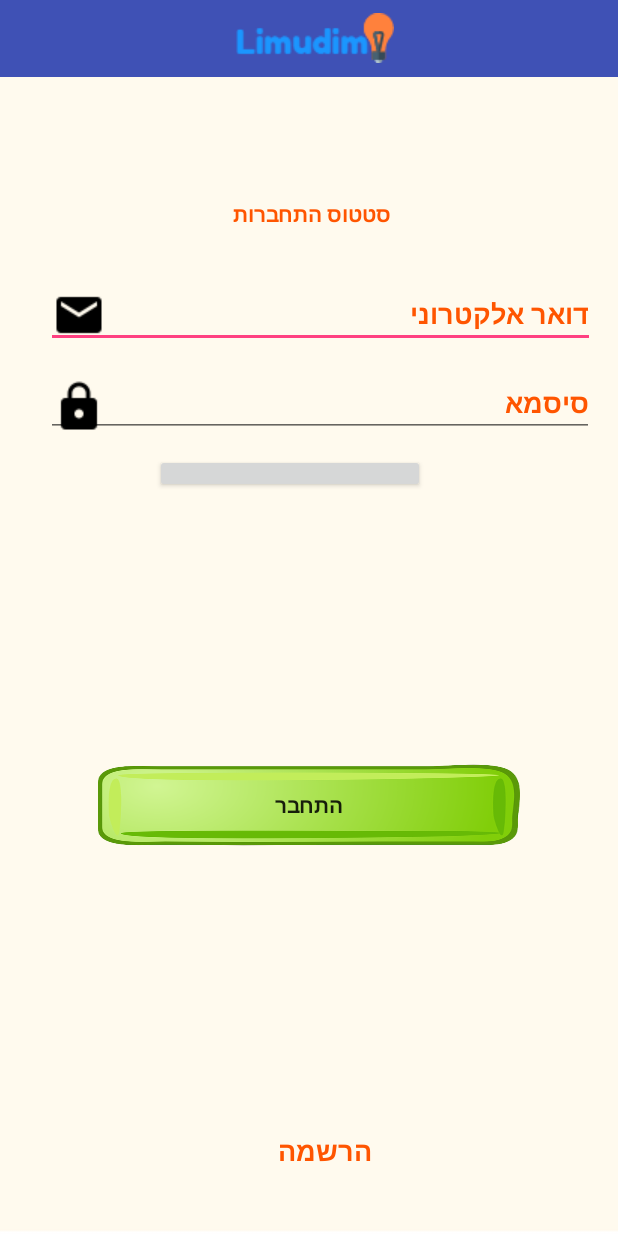
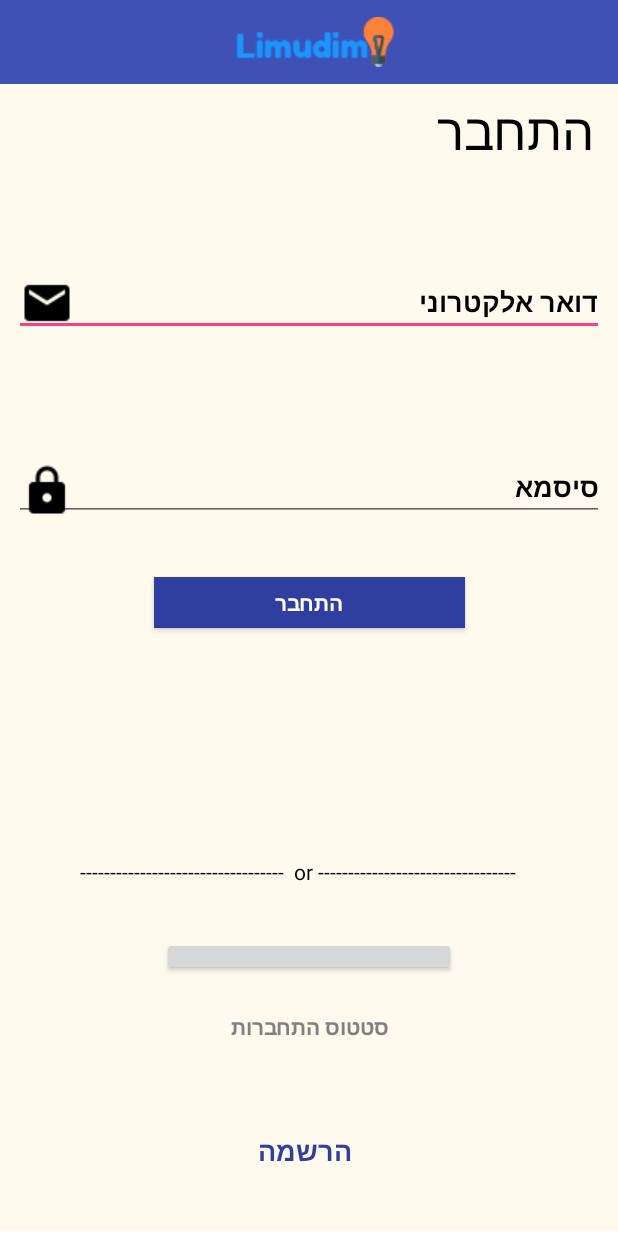
Before and after one commit to kadibibas/Limodim, an Android app: the Login screen opened directly, with no data from a screen before it, on a phone screen of 412 x 824 dp. Run offline under Robolectric (Android 15) with nearby library versions, the phone set to English and light mode, and no system bars; libraries missing offline, so code that uses them is left out: com.facebook, com.facebook.login; plain views replace LoginButton; 4 statements that could not run were skipped.

Commit message:
עיצוב

```diff
--- a/app/src/main/res/layout/activity_login.xml
+++ b/app/src/main/res/layout/activity_login.xml
@@ -6,17 +6,19 @@
     android:layout_height="match_parent"
     android:background="@drawable/logo4"
     tools:context="com.example.kadibibas.limodim.Login"
-    tools:layout_editor_absoluteY="81dp"
+    tools:layout_editor_absoluteY="25dp"
     tools:layout_editor_absoluteX="0dp">
 
     <android.support.v7.widget.Toolbar
         android:id="@+id/toolbar"
         android:layout_width="420dp"
-        android:layout_height="51dp"
+        android:layout_height="56dp"
         android:background="?attr/colorPrimary"
         app:popupTheme="@style/AppTheme.PopupOverlay"
-        tools:layout_editor_absoluteY="0dp"
-        tools:layout_editor_absoluteX="-1dp">
+        tools:layout_constraintTop_creator="1"
+        tools:layout_constraintLeft_creator="1"
+        app:layout_constraintLeft_toLeftOf="parent"
+        app:layout_constraintTop_toTopOf="parent">
 
         <ImageView
             android:layout_width="wrap_content"
@@ -29,61 +31,67 @@
 
     <EditText
         android:id="@+id/etEmail"
-        android:layout_width="366dp"
+        android:layout_width="0dp"
         android:layout_height="44dp"
         android:ems="10"
         android:hint="דואר אלקטרוני"
         android:drawableLeft="@drawable/ic_email_black_24dp"
-        android:textColorHint="#ff5500"
+        android:textColorHint="#000000"
         android:textStyle="bold"
         android:inputType="textEmailAddress"
+        tools:layout_constraintTop_creator="1"
+        tools:layout_constraintRight_creator="1"
         tools:layout_constraintBottom_creator="1"
+        android:layout_marginStart="9dp"
+        app:layout_constraintBottom_toBottomOf="@+id/etpassword"
+        android:layout_marginEnd="9dp"
+        app:layout_constraintRight_toRightOf="parent"
+        android:layout_marginTop="60dp"
+        app:layout_constraintTop_toBottomOf="@+id/toolbar"
         tools:layout_constraintLeft_creator="1"
-        app:layout_constraintLeft_toLeftOf="@+id/etpassword"
-        app:layout_constraintBottom_toTopOf="@+id/etpassword"
-        android:layout_marginBottom="19dp" />
+        android:layout_marginBottom="59dp"
+        app:layout_constraintLeft_toLeftOf="parent" />
 
     <EditText
         android:id="@+id/etpassword"
-        android:layout_width="365dp"
+        android:layout_width="0dp"
         android:layout_height="40dp"
         android:ems="10"
         android:hint="סיסמא"
         android:drawableLeft="@drawable/ic_lock_black_24dp"
         android:textStyle="bold"
-        android:textColorHint="#ff5500"
+        android:textColorHint="#000000"
         android:gravity="right"
         android:inputType="textPassword"
+        android:layout_marginEnd="9dp"
         tools:layout_constraintTop_creator="1"
         tools:layout_constraintRight_creator="1"
-        android:layout_marginEnd="16dp"
+        tools:layout_constraintBottom_creator="1"
+        android:layout_marginStart="9dp"
+        app:layout_constraintBottom_toBottomOf="@+id/textView8"
         app:layout_constraintRight_toRightOf="parent"
-        android:layout_marginTop="251dp"
-        app:layout_constraintTop_toTopOf="parent"
-        android:layout_marginRight="16dp" />
+        android:layout_marginTop="123dp"
+        app:layout_constraintTop_toBottomOf="@+id/toolbar"
+        tools:layout_constraintLeft_creator="1"
+        android:layout_marginBottom="123dp"
+        app:layout_constraintLeft_toLeftOf="parent" />
 
     <Button
         android:id="@+id/bLogin"
-        android:layout_width="0dp"
-        android:layout_height="80dp"
+        android:layout_width="207dp"
+        android:layout_height="34dp"
         android:text="התחבר"
         android:textStyle="bold"
-        android:layout_marginStart="65dp"
-        android:layout_marginEnd="65dp"
-        android:background="@drawable/bttt"
+        android:textColor="#ffff"
+        android:background="@color/colorPrimaryDark"
         tools:layout_constraintTop_creator="1"
         tools:layout_constraintRight_creator="1"
         app:layout_constraintRight_toRightOf="parent"
         tools:layout_constraintLeft_creator="1"
         app:layout_constraintLeft_toLeftOf="parent"
-        android:layout_marginLeft="65dp"
-        android:layout_marginRight="65dp"
-        app:layout_constraintHorizontal_bias="0.0"
-        tools:layout_constraintBottom_creator="1"
-        app:layout_constraintBottom_toBottomOf="parent"
-        android:layout_marginTop="89dp"
-        android:layout_marginBottom="91dp"
-        app:layout_constraintTop_toTopOf="@+id/etpassword" />
+        app:layout_constraintHorizontal_bias="0.502"
+        android:layout_marginTop="37dp"
+        app:layout_constraintTop_toBottomOf="@+id/etpassword" />
 
 
 
@@ -93,49 +101,82 @@
         android:layout_height="40dp"
         android:text="הרשמה"
         android:textStyle="bold"
-        android:textColor="#ff5500"
+        android:textColor="@color/colorPrimaryDark"
         android:textAppearance="@style/TextAppearance.AppCompat.Medium"
         android:visibility="visible"
+        android:layout_marginEnd="75dp"
+        android:layout_marginStart="75dp"
         tools:layout_constraintRight_creator="1"
-        android:layout_marginEnd="86dp"
         tools:layout_constraintBottom_creator="1"
-        android:layout_marginStart="85dp"
         app:layout_constraintBottom_toBottomOf="parent"
         app:layout_constraintRight_toRightOf="@+id/bLogin"
         tools:layout_constraintLeft_creator="1"
         android:layout_marginBottom="29dp"
-        app:layout_constraintLeft_toLeftOf="parent"
-        android:layout_marginLeft="85dp"
-        android:layout_marginRight="86dp" />
+        app:layout_constraintLeft_toLeftOf="@+id/etpassword" />
 
     <TextView
         android:id="@+id/tvStatus"
         android:layout_width="wrap_content"
         android:layout_height="wrap_content"
-        android:textColor="#ff5500"
+        android:textColor="#808080"
         android:textStyle="bold"
         android:text="סטטוס התחברות"
 
-        tools:layout_constraintBottom_creator="1"
-        app:layout_constraintBottom_toTopOf="@+id/etEmail"
-        android:layout_marginStart="124dp"
+        tools:layout_constraintTop_creator="1"
+        tools:layout_constraintRight_creator="1"
+        app:layout_constraintRight_toRightOf="parent"
+        android:layout_marginTop="24dp"
+        app:layout_constraintTop_toBottomOf="@+id/login_button"
         tools:layout_constraintLeft_creator="1"
-        android:layout_marginBottom="36dp"
-        app:layout_constraintLeft_toLeftOf="@+id/etEmail"
-        android:layout_marginLeft="124dp" />
+        app:layout_constraintLeft_toLeftOf="parent" />
 
 
     <com.facebook.login.widget.LoginButton
         android:id="@+id/login_button"
-        android:layout_width="180dp"
+        android:layout_width="196dp"
         android:layout_height="26dp"
         android:layout_gravity="center_horizontal"
+        tools:layout_constraintRight_creator="1"
+        tools:layout_constraintBottom_creator="1"
+        app:layout_constraintBottom_toBottomOf="parent"
+        app:layout_constraintRight_toRightOf="parent"
+        tools:layout_constraintLeft_creator="1"
+        android:layout_marginBottom="173dp"
+        app:layout_constraintLeft_toLeftOf="parent" />
+
+    <TextView
+        android:id="@+id/textView5"
+        android:layout_width="wrap_content"
+        android:layout_height="wrap_content"
+        android:text="התחבר"
+        android:textColor="#000000"
+        android:textAppearance="@style/TextAppearance.AppCompat.Display1"
         tools:layout_constraintTop_creator="1"
-        android:layout_marginStart="38dp"
-        android:layout_marginTop="11dp"
-        app:layout_constraintTop_toBottomOf="@+id/etpassword"
+        tools:layout_constraintRight_creator="1"
+        android:layout_marginEnd="16dp"
+        app:layout_constraintRight_toRightOf="parent"
+        android:layout_marginTop="7dp"
+        app:layout_constraintTop_toBottomOf="@+id/toolbar" />
+
+    <TextView
+        android:id="@+id/textView8"
+        android:layout_width="333dp"
+        android:layout_height="27dp"
+        android:text="----------------------------------  or ---------------------------------"
+        android:textColor="#000000"
+        tools:layout_constraintTop_creator="1"
+        tools:layout_constraintRight_creator="1"
+        tools:layout_constraintBottom_creator="1"
+        app:layout_constraintBottom_toTopOf="@+id/login_button"
+        android:layout_marginStart="25dp"
+        android:layout_marginEnd="25dp"
+        android:layout_marginTop="26dp"
+        app:layout_constraintTop_toBottomOf="@+id/bLogin"
         tools:layout_constraintLeft_creator="1"
-        app:layout_constraintLeft_toLeftOf="@+id/bLogin"
-        android:layout_marginLeft="38dp" />
+        android:layout_marginBottom="26dp"
+        app:layout_constraintVertical_bias="1.0"
+        android:layout_marginRight="24dp"
+        app:layout_constraintRight_toRightOf="parent"
+        tools:layout_editor_absoluteX="26dp" />
 
 </android.support.constraint.ConstraintLayout>
```
